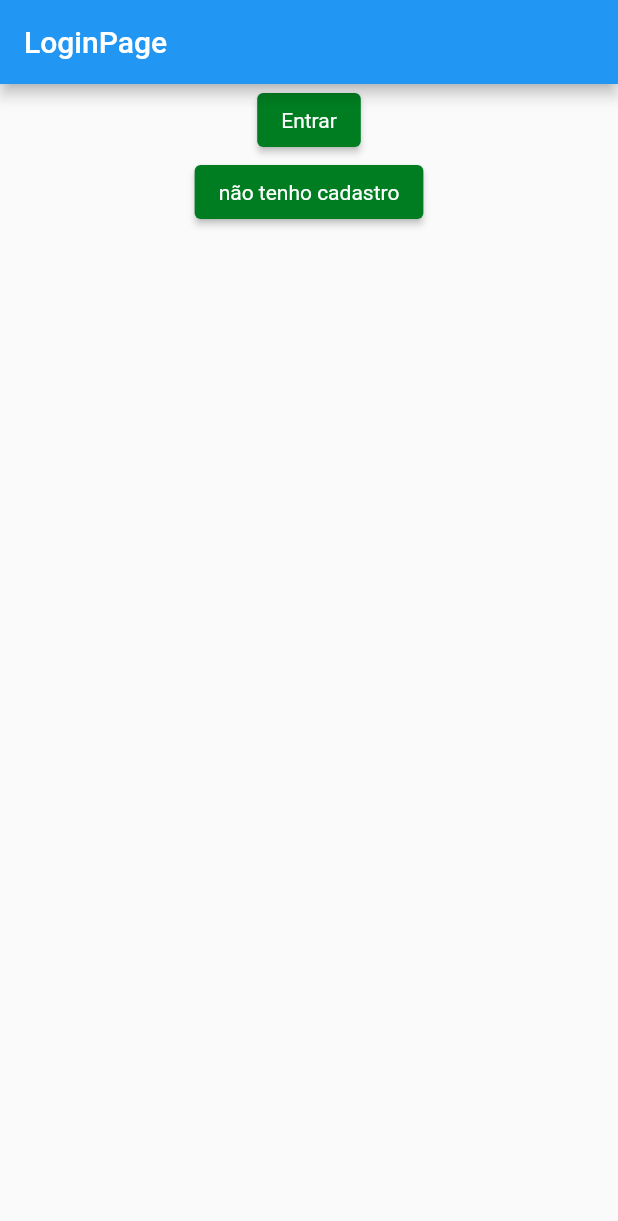
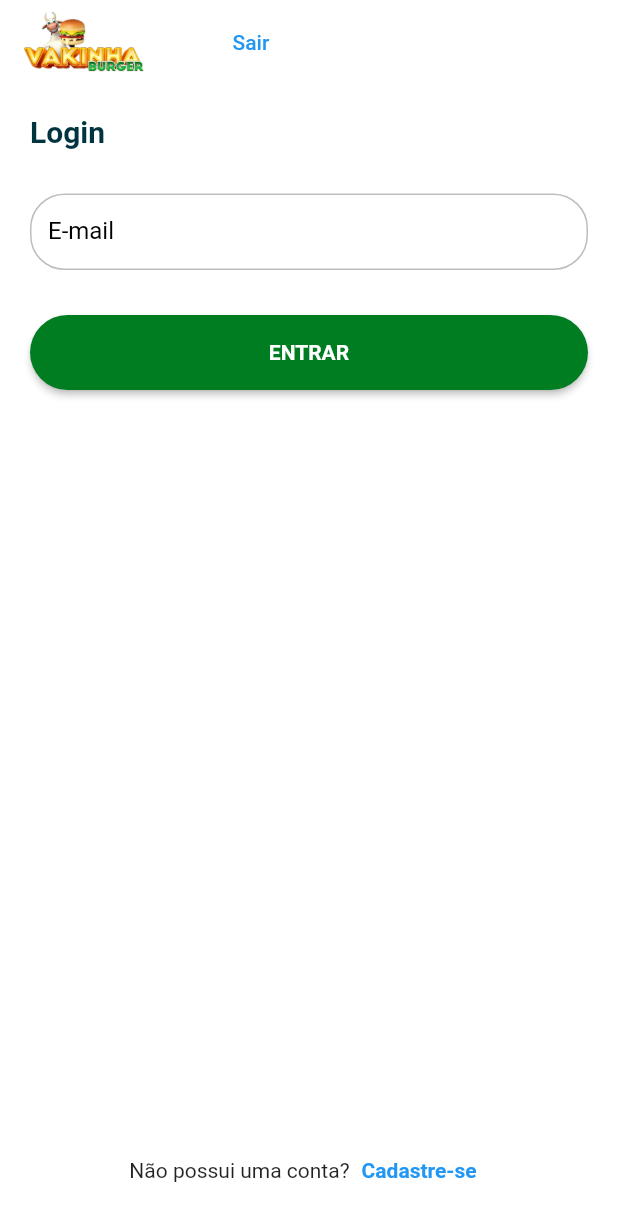
Before and after one commit to DiegoVeneroso/modelo, a Flutter app: the screen it shows after launch, on a phone screen of 412 x 824 dp. Shown: the top 1221 px of the screen. Run offline on Flutter 3.47's test engine with Material 2 defaults, Android fonts, the phone set to English and light mode, and no system bars; our stand-ins replace appwrite, firebase_core, firebase_messaging, get; missing offline and left inert: validatorless; accounts and stored records are empty; Roboto replaces fonts that are missing (mplus1).

Commit message:
casa 18/09

```diff
--- /dev/null
+++ b/lib/app/core/ui/app_state.dart
@@ -0,0 +1,7 @@
+import 'package:flutter/material.dart';
+import 'package:get/get.dart';
+
+abstract class AppState<S extends StatefulWidget, C extends GetxController>
+    extends State<S> {
+  C get controller => Get.find();
+}
--- /dev/null
+++ b/lib/app/core/ui/app_theme.dart
@@ -0,0 +1,26 @@
+import 'package:flutter/material.dart';
+
+class AppTheme {
+  AppTheme._();
+
+  static final ThemeData theme = ThemeData(
+    primaryColor: const Color(0xFF007D21),
+    primaryColorDark: const Color(0xFF00343F),
+    fontFamily: 'mplus1',
+    elevatedButtonTheme: ElevatedButtonThemeData(
+      style: ElevatedButton.styleFrom(
+        primary: const Color(0xFF007D21),
+        textStyle: const TextStyle(fontFamily: 'mplus1'),
+      ),
+    ),
+    bottomNavigationBarTheme: BottomNavigationBarThemeData(
+      selectedItemColor: Colors.black,
+      selectedIconTheme: const IconThemeData(color: Colors.black),
+      selectedLabelStyle: textBold,
+      unselectedItemColor: Colors.grey[400],
+      unselectedIconTheme: IconThemeData(color: Colors.grey[400]),
+    ),
+  );
+
+  static const TextStyle textBold = TextStyle(fontWeight: FontWeight.bold);
+}
--- /dev/null
+++ b/lib/app/core/ui/widgets/custom_appbar.dart
@@ -0,0 +1,32 @@
+import 'package:flutter/material.dart';
+import 'package:get/get.dart';
+
+class CustomAppbar extends AppBar {
+  CustomAppbar({
+    Key? key,
+    double elevation = 2,
+  }) : super(
+          key: key,
+          backgroundColor: Colors.white,
+          elevation: elevation,
+          centerTitle: true,
+          title: Row(
+            children: [
+              Image.asset(
+                'assets/images/logo.png',
+                width: 80,
+              ),
+              Text('fdas'
+                  // style: const TextStyle(color: Colors.black, fontSize: 10),
+                  ),
+              TextButton(
+                onPressed: () {
+                  // Get.find<AuthService>().logout();
+                },
+                child: Text('Sair'),
+              ),
+            ],
+          ),
+          iconTheme: const IconThemeData(color: Colors.black),
+        );
+}
--- /dev/null
+++ b/lib/app/core/ui/widgets/custom_button.dart
@@ -0,0 +1,37 @@
+import 'package:flutter/material.dart';
+
+class CustomButton extends StatelessWidget {
+  final VoidCallback? onPressed;
+  final String label;
+  final double? width;
+  final double height;
+  final Color? color;
+
+  const CustomButton({
+    Key? key,
+    required this.label,
+    required this.onPressed,
+    this.width,
+    this.height = 50,
+    this.color,
+  }) : super(key: key);
+
+  @override
+  Widget build(BuildContext context) {
+    return SizedBox(
+      width: width,
+      height: height,
+      child: ElevatedButton(
+        onPressed: onPressed,
+        child: Text(
+          label,
+          style: const TextStyle(fontSize: 14, fontWeight: FontWeight.bold),
+        ),
+        style: ElevatedButton.styleFrom(
+          shape: const StadiumBorder(),
+          primary: color,
+        ),
+      ),
+    );
+  }
+}
--- /dev/null
+++ b/lib/app/core/ui/widgets/custom_textformfield.dart
@@ -0,0 +1,50 @@
+import 'package:flutter/material.dart';
+import 'package:get/utils.dart';
+
+class CustomTextformfield extends StatelessWidget {
+  final String label;
+  final TextEditingController? controller;
+  final bool obscureText;
+  final FormFieldValidator<String>? validator;
+  final ValueChanged<String>? onChange;
+
+  const CustomTextformfield(
+      {Key? key,
+      required this.label,
+      this.controller,
+      this.validator,
+      this.onChange,
+      this.obscureText = false})
+      : super(key: key);
+
+  @override
+  Widget build(BuildContext context) {
+    return TextFormField(
+      controller: controller,
+      obscureText: obscureText,
+      validator: validator,
+      onChanged: onChange,
+      cursorColor: context.theme.primaryColor,
+      decoration: InputDecoration(
+        isDense: true,
+        labelText: label,
+        labelStyle: const TextStyle(color: Colors.black),
+        errorStyle: const TextStyle(color: Colors.redAccent),
+        border: OutlineInputBorder(
+          borderRadius: BorderRadius.circular(23),
+          borderSide: BorderSide(color: Colors.grey[400]!),
+        ),
+        enabledBorder: OutlineInputBorder(
+          borderRadius: BorderRadius.circular(23),
+          borderSide: BorderSide(color: Colors.grey[400]!),
+        ),
+        focusedBorder: OutlineInputBorder(
+          borderRadius: BorderRadius.circular(23),
+          borderSide: BorderSide(color: Colors.grey[400]!),
+        ),
+        filled: true,
+        fillColor: Colors.white,
+      ),
+    );
+  }
+}
--- a/lib/app/modules/login/login_controller.dart
+++ b/lib/app/modules/login/login_controller.dart
@@ -4,6 +4,7 @@ import 'package:appwrite/appwrite.dart';
 import 'package:flutter/material.dart';
 import 'package:get/get.dart';
 import 'package:auth_modelo/app/routes/app_pages.dart';
+import 'package:validatorless/validatorless.dart';
 
 import '../../core/mixins/loader_mixin.dart';
 import '../../core/mixins/messages_mixin.dart';
@@ -48,11 +49,15 @@ class LoginController extends GetxController with LoaderMixin, MessagesMixin {
     nameEditingController.clear();
   }
 
-  String? validateEmail(String value) {
-    if (!GetUtils.isEmail(value)) {
-      return "E-mail obrigatório";
-    }
-    return null;
+  FormFieldValidator<String> validateEmail(String value) {
+    return Validatorless.multiple([
+      Validatorless.required('E-mail obrigatório'),
+      Validatorless.email('E-mail inválido'),
+    ]);
+    // if (!GetUtils.isEmail(value)) {
+    //   return "E-mail obrigatório";
+    // }
+    // return null;
   }
 
   String? validatePassword(String value) {
@@ -74,10 +79,10 @@ class LoginController extends GetxController with LoaderMixin, MessagesMixin {
     required String email,
     required String password,
   }) async {
-    // if (!isFormValid) {
-    //   return;
-    // } else {
-    // formKey.currentState!.save();
+    if (!isFormValid) {
+      return null;
+    } else {
+      formKey.currentState!.save();
 
       try {
         _loading.toggle();
@@ -124,3 +129,4 @@ class LoginController extends GetxController with LoaderMixin, MessagesMixin {
       }
     }
   }
+}
--- a/lib/app/modules/login/login_page.dart
+++ b/lib/app/modules/login/login_page.dart
@@ -1,57 +1,108 @@
-import 'package:appwrite/appwrite.dart';
+import 'package:auth_modelo/app/core/ui/app_theme.dart';
+import 'package:flutter/material.dart';
 import 'package:get/get.dart';
-import 'package:flutter/material.dart';
-import './login_controller.dart';
-import '../../core/config/constants.dart' as constants;
+import 'package:validatorless/validatorless.dart';
 
-class LoginPage extends GetView<LoginController> {
+import '../../core/ui/app_state.dart';
+import '../../core/ui/widgets/custom_appbar.dart';
+import '../../core/ui/widgets/custom_button.dart';
+import '../../core/ui/widgets/custom_textformfield.dart';
+import 'login_controller.dart';
+
+class LoginPage extends StatefulWidget {
   const LoginPage({Key? key}) : super(key: key);
 
   @override
+  State<LoginPage> createState() => _LoginPageState();
+}
+
+class _LoginPageState extends AppState<LoginPage, LoginController> {
+  @override
   Widget build(BuildContext context) {
     return Scaffold(
-      appBar: AppBar(
-        title: const Text('LoginPage'),
+      appBar: CustomAppbar(
+        elevation: 0,
       ),
-      body: SingleChildScrollView(
-        child: Center(
-          child: Column(mainAxisAlignment: MainAxisAlignment.center, children: [
-            ElevatedButton(
-              onPressed: () {
-                controller.validateAndSign(
-                  email: 'diegoveneroso.unipampa@gmail.com',
-                  password: '12345678',
-                );
-              },
-              child: const Text('Entrar'),
+      backgroundColor: Colors.white,
+      body: LayoutBuilder(
+        builder: (_, constraints) {
+          return SingleChildScrollView(
+            child: ConstrainedBox(
+              constraints: BoxConstraints(
+                minHeight: constraints.maxHeight,
+              ),
+              child: IntrinsicHeight(
+                child: Padding(
+                  padding: const EdgeInsets.all(20.0),
+                  child: Form(
+                    key: controller.formKey,
+                    child: Column(
+                      crossAxisAlignment: CrossAxisAlignment.start,
+                      children: [
+                        Text(
+                          'Login',
+                          style: context.textTheme.headline6?.copyWith(
+                              fontWeight: FontWeight.bold,
+                              color: context.theme.primaryColorDark),
+                        ),
+                        const SizedBox(
+                          height: 30,
+                        ),
+                        CustomTextformfield(
+                          label: 'E-mail',
+                          controller: controller.emailEditingController,
+                          validator: controller.validateEmail(
+                              controller.emailEditingController.text),
+                        ),
+                        const SizedBox(
+                          height: 30,
+                        ),
+                        // CustomTextformfield(
+                        //   label: 'Senha',
+                        //   obscureText: true,
+                        //   controller: controller.passwordEditingController,
+                        //   validator: controller.validateEmail(
+                        //       controller.emailEditingController.text),
+                        // ),
+                        // const SizedBox(
+                        //   height: 50,
+                        // ),
+                        Center(
+                          child: CustomButton(
+                              width: double.infinity,
+                              label: 'ENTRAR',
+                              onPressed: () {
+                                controller.validateAndSign(
+                                  email: controller.emailEditingController.text,
+                                  password:
+                                      controller.passwordEditingController.text,
+                                );
+                              }),
+                        ),
+                        const Spacer(),
+                        Row(
+                          mainAxisAlignment: MainAxisAlignment.center,
+                          children: [
+                            const Text('Não possui uma conta?'),
+                            TextButton(
+                              onPressed: () {
+                                Get.toNamed('/auth/register');
+                              },
+                              child: const Text(
+                                'Cadastre-se',
+                                style: AppTheme.textBold,
+                              ),
+                            ),
+                          ],
+                        )
+                      ],
+                    ),
+                  ),
+                ),
+              ),
             ),
-            ElevatedButton(
-              onPressed: () async {
-                controller.moveToSignUp();
-                // Client client = Client();
-
-                // Account account;
-                // client
-                //     .setEndpoint(constants.API_END_POINT)
-                //     .setProject(constants.PROJECT_ID)
-                //     .setSelfSigned(status: false);
-
-                // account = Account(client);
-                // try {
-                //   await account.create(
-                //     userId: ID.unique(),
-                //     email: 'deigo@gmail.com',
-                //     password: 'password',
-                //     name: 'name',
-                //   );
-                // } catch (e) {
-                //   print(e);
-                // }
-              },
-              child: const Text('não tenho cadastro'),
-            ),
-          ]),
-        ),
+          );
+        },
       ),
     );
   }
--- a/pubspec.yaml
+++ b/pubspec.yaml
@@ -33,6 +33,8 @@ dependencies:
   firebase_core: ^2.4.0
   firebase_auth: ^4.9.0
   firebase_messaging: ^14.6.7
+  intl: ^0.17.0
+  validatorless: ^1.2.1
 
   flutter:
     sdk: flutter
@@ -66,6 +68,8 @@ flutter:
 
   # To add assets to your application, add an assets section, like this:
   # assets:
+  assets:
+    - assets/images/
   #   - images/a_dot_burr.jpeg
   #   - images/a_dot_ham.jpeg
 
```
Also changed, not shown: lib/app/core/ui/formatter_helper.dart (added, +14 -0 lines), lib/app/core/ui/widgets/custom_drawer.dart (added, +100 -0 lines), lib/app/core/ui/widgets/custom_rounded_button.dart (added, +30 -0 lines), lib/app/core/ui/widgets/dropdown_controller.dart (added, +34 -0 lines), assets/images/lanche.png (added), assets/images/logo.png (added), assets/images/logo_rounded.png (added), assets/images/splash_fundo.png (added), pubspec.lock. Lines whose indentation alone changed are shown as unchanged.
